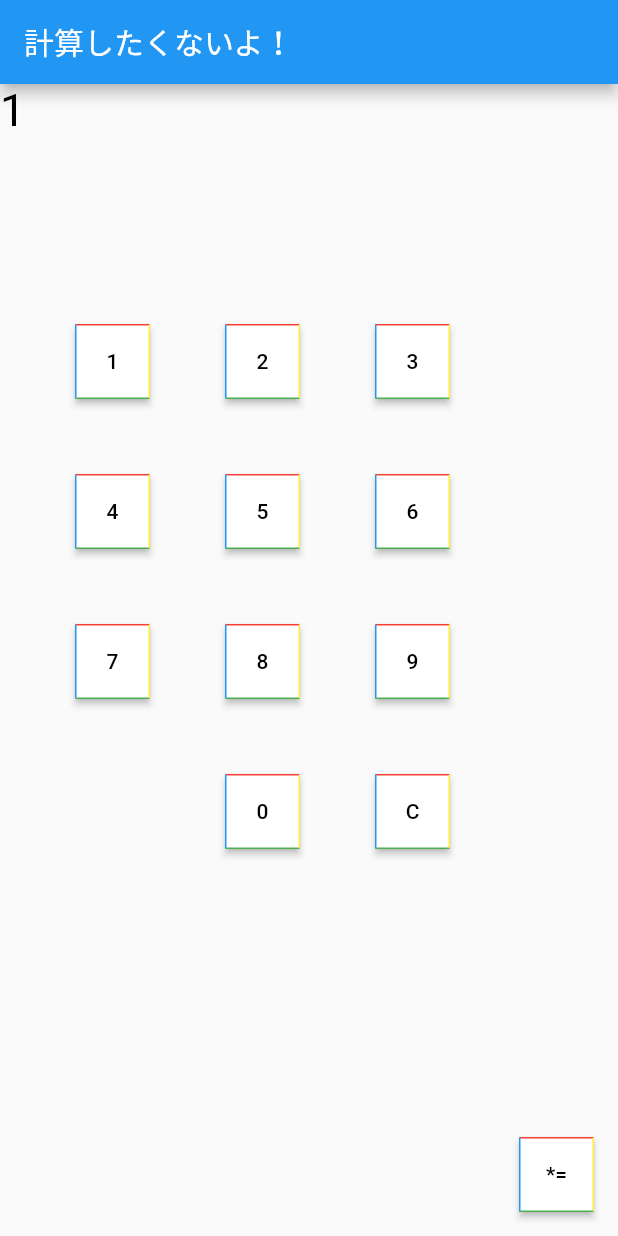
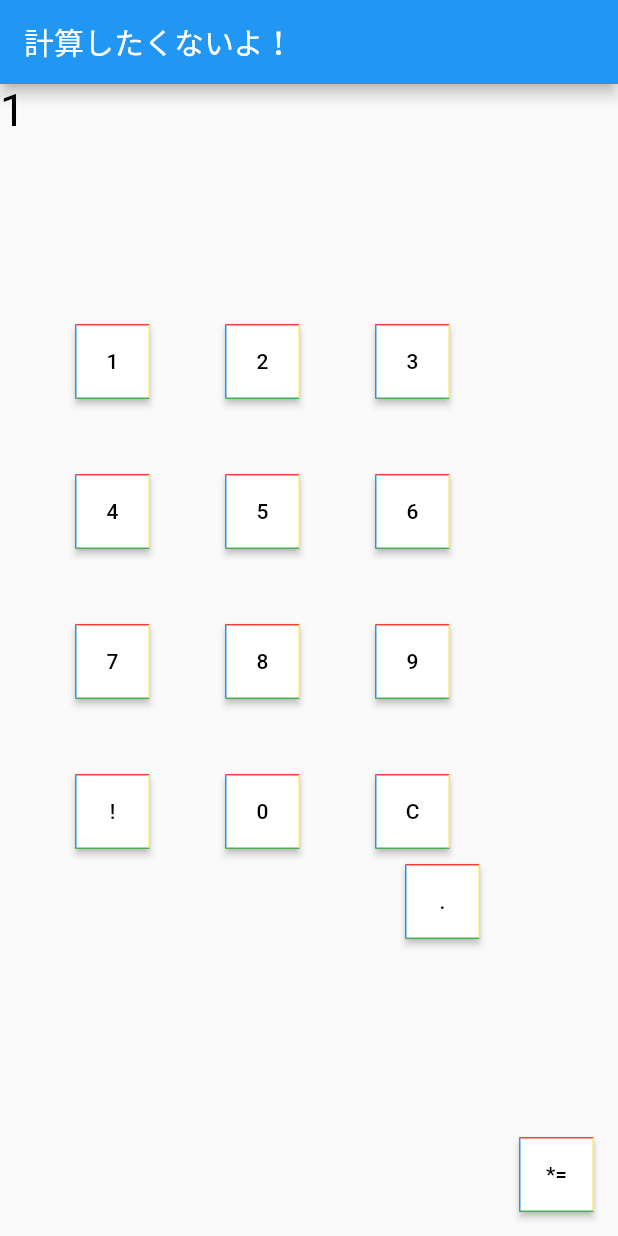
Before and after one commit to light-ai/calculate, a Flutter app: the screen it shows after launch, after a tap on an icon or button, on a phone screen of 412 x 824 dp. Run offline on Flutter 3.47's test engine with Material 2 defaults, Android fonts, the phone set to English and light mode, and no system bars.

Commit message:
fixed number

```diff
--- a/lib/main.dart
+++ b/lib/main.dart
@@ -44,6 +44,15 @@ class MyHomePage extends StatelessWidget {
               child: Consumer<ResultProvider>(
                 builder: (context, model, child) {
                   return model.resultWidget(400, 200, "シルバニア吉江");
+                },
+              ),
+            ),
+            Positioned(
+              top: 560,
+              left: 50,
+              child: Consumer<ResultProvider>(
+                builder: (context, model, child) {
+                  return model.rigidTextWidget(200, 200, "シルバニア吉江");
                 },
               ),
             ),
@@ -130,6 +139,15 @@ class MyHomePage extends StatelessWidget {
             ),
             Positioned(
               top: 460,
+              left: 50,
+              child: Consumer<ResultProvider>(
+                builder: (context, model, child) {
+                  return model.rigidButton("!");
+                },
+              ),
+            ),
+            Positioned(
+              top: 460,
               left: 150,
               child: Consumer<ResultProvider>(
                 builder: (context, model, child) {
@@ -146,6 +164,15 @@ class MyHomePage extends StatelessWidget {
                 },
               ),
             ),
+            Positioned(
+              top: 520,
+              left: 270,
+              child: Consumer<ResultProvider>(
+                builder: (context, model, child) {
+                  return model.calculateButton(".");
+                },
+              ),
+            ),
           ],
         ),
       ),
--- a/lib/provider.dart
+++ b/lib/provider.dart
@@ -3,12 +3,96 @@ import 'package:flutter/material.dart';
 
 class ResultProvider extends ChangeNotifier {
   String result = "";
+  String rigidNumber = "";
   int b = 0;
   double resultNumber = 0;
   double processNumber = 0;
+  bool check = false;
 
   ResultProvider() {
     initValue();
+  }
+
+  Widget rigidButton(String number){
+    if(check == false) {
+      return ButtonTheme(
+        minWidth: 50,
+        height: 50,
+        child: RaisedButton(
+          child: Text(number),
+          color: Colors.white,
+          textColor: Colors.black,
+          shape: Border(
+            top: BorderSide(color: Colors.red),
+            left: BorderSide(color: Colors.blue),
+            right: BorderSide(color: Colors.yellow),
+            bottom: BorderSide(color: Colors.green),
+          ),
+          onPressed: () {
+            if (number != "*=" && number != "!") {
+              result += number;
+              notifyListeners();
+            }
+            if (number == "C") {
+              refresh();
+              notifyListeners();
+            }
+            if (number == "*=") {
+              returnResult(double.parse(rigidNumber));
+              notifyListeners();
+            }
+            if (number == "!") {
+              if (check == false) {
+                check = true;
+                notifyListeners();
+              } else {
+                check = false;
+                notifyListeners();
+              }
+            }
+          },
+        ),
+      );
+    }else{
+      return ButtonTheme(
+        minWidth: 50,
+        height: 50,
+        child: RaisedButton(
+          child: Text(number),
+          color: Colors.blue,
+          textColor: Colors.black,
+          shape: Border(
+            top: BorderSide(color: Colors.red),
+            left: BorderSide(color: Colors.blue),
+            right: BorderSide(color: Colors.yellow),
+            bottom: BorderSide(color: Colors.green),
+          ),
+          onPressed: () {
+            if (number != "*=" && number != "!") {
+              result += number;
+              notifyListeners();
+            }
+            if (number == "C") {
+              refresh();
+              notifyListeners();
+            }
+            if (number == "*=") {
+              returnResult(double.parse(rigidNumber));
+              notifyListeners();
+            }
+            if (number == "!") {
+              if (check == false) {
+                check = true;
+                notifyListeners();
+              } else {
+                check = false;
+                notifyListeners();
+              }
+            }
+          },
+        ),
+      );
+    }
   }
 
   Widget textWidget(double width, double height, String number) {
@@ -25,6 +109,18 @@ class ResultProvider extends ChangeNotifier {
     }else{
       return Container();
     }
+  }
+
+  Widget rigidTextWidget(double width, double height, String number) {
+    return Container(
+      width: width,
+      height: height,
+      child: Text(rigidNumber,
+        style: TextStyle(
+            color: Colors.black,
+            fontSize: 30
+        ),),
+    );
   }
 
   Widget resultWidget(double width, double height, String number) {
@@ -59,15 +155,14 @@ class ResultProvider extends ChangeNotifier {
         ),
         onPressed: () {
           if(number != "*=") {
-            result += number;
-            notifyListeners();
+            rigidResult(number);
           }
           if(number == "C"){
             refresh();
             notifyListeners();
           }
           if(number == "*="){
-            returnResult();
+            returnResult(double.parse(rigidNumber));
             notifyListeners();
           }
         },
@@ -82,8 +177,12 @@ class ResultProvider extends ChangeNotifier {
   }
 
   void refresh() {
-    initValue();
-    notifyListeners(); // Providerを介してConsumer配下のWidgetがリビルドされる
+    if(check == false) {
+      initValue();
+      notifyListeners();
+    }else{
+      rigidNumber = "";
+    }
   }
 
   void updateText(String str) {
@@ -95,9 +194,18 @@ class ResultProvider extends ChangeNotifier {
     notifyListeners(); // Providerを介してConsumer配下のWidgetがリビルドされる
   }
 
-  void returnResult(){
+  void returnResult(double a){
     processNumber = double.parse(result);
-    resultNumber = processNumber*1.08;
-    result = "";
+    resultNumber = processNumber*a;
+  }
+
+  void rigidResult(String number){
+    if(check == true){
+      rigidNumber += number;
+      notifyListeners();
+    }else{
+      result += number;
+      notifyListeners();
+    }
   }
 }
--- a/pubspec.yaml
+++ b/pubspec.yaml
@@ -33,6 +33,12 @@ dependencies:
 dev_dependencies:
   flutter_test:
     sdk: flutter
+  flutter_launcher_icons: ^0.9.0
+
+flutter_icons:
+  android: true
+  ios: true
+  image_path: 'lib/assets/krul.jpg'
 
 # For information on the generic Dart part of this file, see the
 # following page: https://dart.dev/tools/pub/pubspec
```
Also changed, not shown: lib/assets/krul.jpg (added), pubspec.lock, 22 other files.
